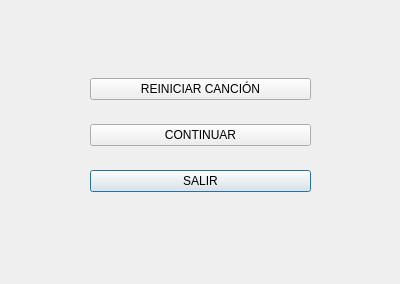
Old version of the form PausaDialog.ui in the repository agc201-ua/EasyMusik.
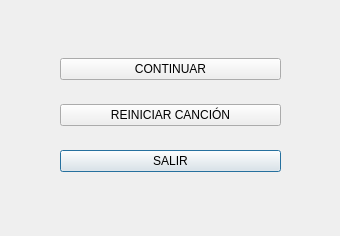
New version of the form.

Diff of the .ui file:
```diff
--- a/PausaDialog.ui
+++ b/PausaDialog.ui
@@ -6,8 +6,8 @@
    <rect>
     <x>0</x>
     <y>0</y>
-    <width>400</width>
-    <height>284</height>
+    <width>340</width>
+    <height>236</height>
    </rect>
   </property>
   <property name="windowTitle">
@@ -16,34 +16,34 @@
   <widget class="QWidget" name="gridLayoutWidget">
    <property name="geometry">
     <rect>
-     <x>90</x>
-     <y>60</y>
+     <x>60</x>
+     <y>40</y>
      <width>221</width>
      <height>151</height>
     </rect>
    </property>
    <layout class="QGridLayout" name="gridLayout">
-    <item row="3" column="0">
+    <item row="4" column="0">
      <widget class="QPushButton" name="btnSalir">
       <property name="text">
        <string>SALIR</string>
       </property>
      </widget>
     </item>
-    <item row="1" column="0">
-     <widget class="QPushButton" name="btnReiniciar">
-      <property name="text">
-       <string>REINICIAR CANCIÓN</string>
-      </property>
-     </widget>
-    </item>
-    <item row="2" column="0">
+    <item row="0" column="0">
      <widget class="QPushButton" name="btnContinuar">
       <property name="text">
        <string>CONTINUAR</string>
       </property>
      </widget>
     </item>
+    <item row="3" column="0">
+     <widget class="QPushButton" name="btnReiniciar">
+      <property name="text">
+       <string>REINICIAR CANCIÓN</string>
+      </property>
+     </widget>
+    </item>
    </layout>
   </widget>
  </widget>
```
